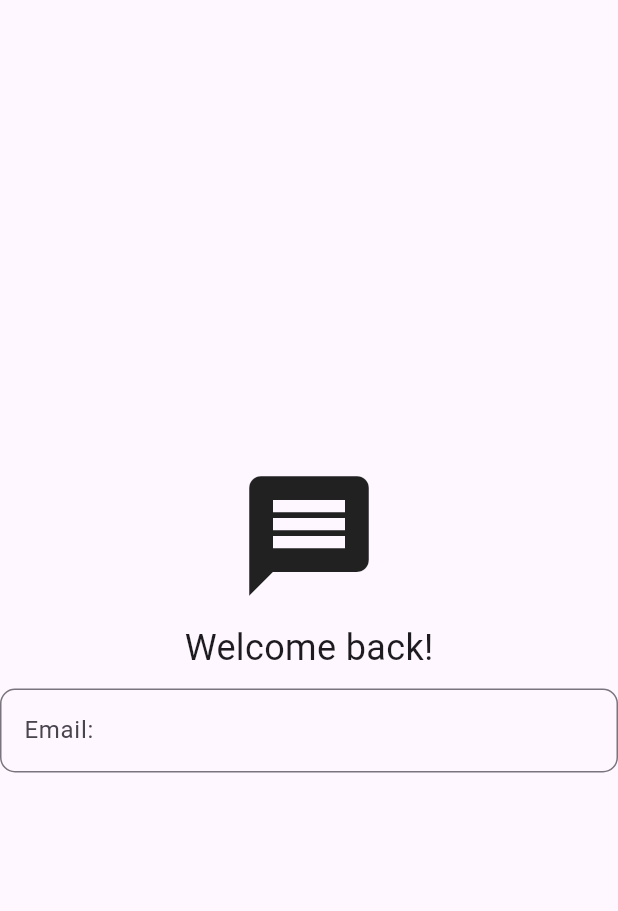
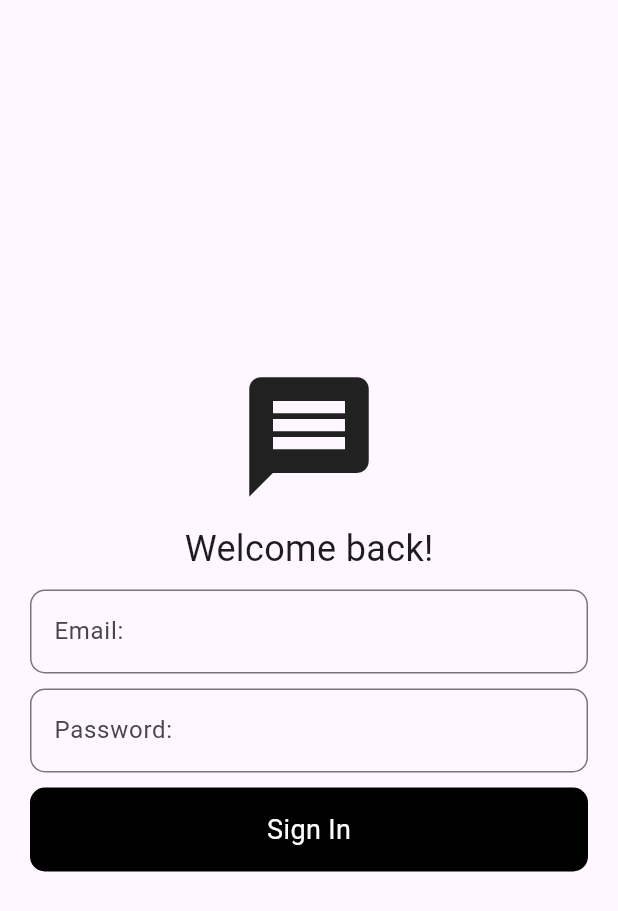
Before and after one commit to ahmettutsak/livechatfl, a Flutter app: the screen it shows after launch, on a phone screen of 412 x 824 dp. Shown: the top 911 px of the screen. Run offline on Flutter 3.47's test engine with Material 3 defaults, Android fonts, the phone set to English and light mode, and no system bars.

Commit message:
added custom button

```diff
--- /dev/null
+++ b/lib/components/my_button.dart
@@ -0,0 +1,27 @@
+import 'package:flutter/material.dart';
+
+class MyButton extends StatelessWidget {
+  final String title;
+  final void Function()? onTap;
+  const MyButton({super.key, required this.title, required this.onTap});
+
+  @override
+  Widget build(BuildContext context) {
+    return GestureDetector(
+      onTap: onTap,
+      child: Container(
+        decoration: const BoxDecoration(
+          color: Colors.black,
+          borderRadius: BorderRadius.all(Radius.circular(10)),
+        ),
+        padding: const EdgeInsets.symmetric(vertical: 15),
+        child: Center(
+          child: Text(
+            title,
+            style: const TextStyle(color: Colors.white, fontSize: 18),
+          ),
+        ),
+      ),
+    );
+  }
+}
--- a/lib/pages/login_page.dart
+++ b/lib/pages/login_page.dart
@@ -1,4 +1,5 @@
 import 'package:chatlive/components/gap.dart';
+import 'package:chatlive/components/my_button.dart';
 import 'package:chatlive/components/my_text_field.dart';
 import 'package:flutter/material.dart';
 
@@ -12,6 +13,8 @@ class LoginPage extends StatelessWidget {
     return SafeArea(
       child: Scaffold(
         body: Center(
+          child: Padding(
+            padding: const EdgeInsets.symmetric(horizontal: 20),
             child: Column(
               mainAxisAlignment: MainAxisAlignment.center,
               children: [
@@ -26,8 +29,20 @@ class LoginPage extends StatelessWidget {
                 ),
                 const Gap(size: 10),
                 MyTextField(
-                  title: "Email:", isPass: false, controller: emailController)
+                  title: "Email:",
+                  isPass: false,
+                  controller: emailController,
+                ),
+                const Gap(size: 10),
+                MyTextField(
+                  title: "Password:",
+                  isPass: true,
+                  controller: passController,
+                ),
+                const Gap(size: 10),
+                MyButton(title: "Sign In", onTap: () {}),
               ],
+            ),
           ),
         ),
       ),
```
Lines whose indentation alone changed are shown as unchanged.
